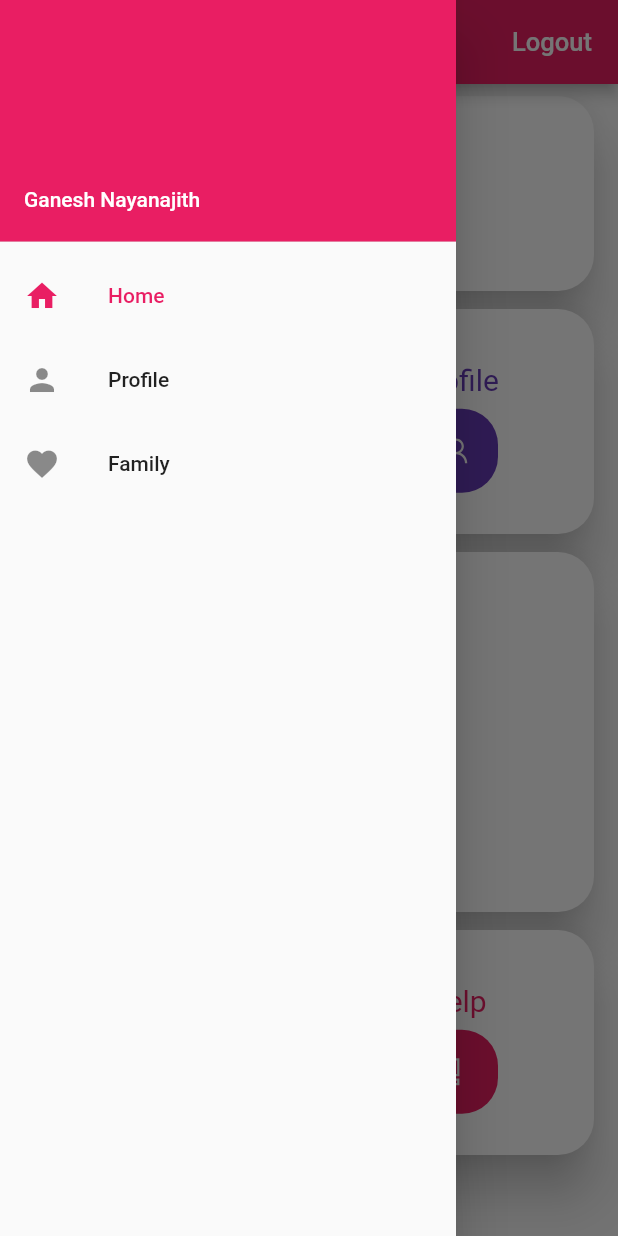
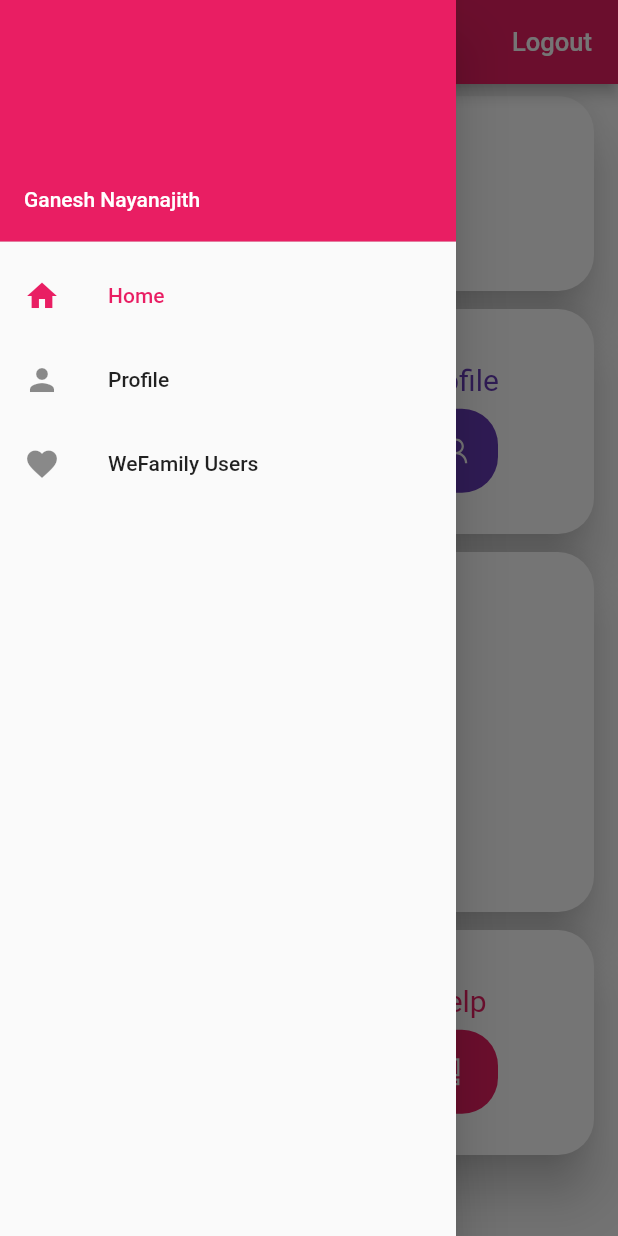
Before and after one commit to ganeshnayanajith/CTSE_family_app, a Flutter app: the HomePage screen opened directly, with the side drawer open, on a phone screen of 412 x 824 dp. Run offline on Flutter 3.47's test engine with Material 2 defaults, Android fonts, the phone set to English and light mode, and no system bars; our stand-ins replace cloud_firestore, firebase_auth, firebase_database, firebase_storage, font_awesome_flutter, image_picker and 1 more; accounts and stored records are empty.

Commit message:
image change

```diff
--- a/lib/home_page.dart
+++ b/lib/home_page.dart
@@ -1,6 +1,7 @@
 import 'package:ctsefamilyapp/firestore.dart';
 import 'package:ctsefamilyapp/fragments/family_member_fragment.dart';
 import 'package:ctsefamilyapp/fragments/profile_fragment.dart';
+import 'package:ctsefamilyapp/fragments/we_family_users_fragment.dart';
 import 'package:ctsefamilyapp/fragments/welcome_fragment.dart';
 import 'package:flutter/material.dart';
 import 'package:ctsefamilyapp/widgets/nav_drawer.dart';
@@ -25,7 +26,7 @@ class HomePage extends StatefulWidget {
   final drawerItems = [
     new DrawerItem("Home", Icons.home),
     new DrawerItem("Profile", Icons.person),
-    new DrawerItem("Family", Icons.favorite)
+    new DrawerItem("WeFamily Users", Icons.favorite)
   ];
 
   @override
@@ -52,7 +53,7 @@ class _HomePageState extends State<HomePage> {
         return new ProfileFragment(
             userId: widget.userId, auth: widget.auth,store: widget.store, signOut: _signOut);
       case 2:
-        return new FamilyMemberFragment();
+        return new WeFamilyUsersFragment();
 
       default:
         return new Text("Error");
```
Also changed, not shown: lib/fragments/we_family_users_fragment.dart (added, +12 -0 lines).
